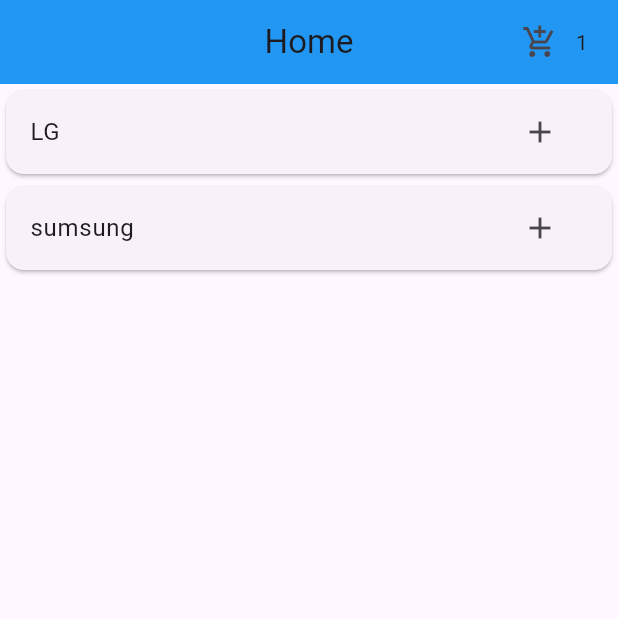
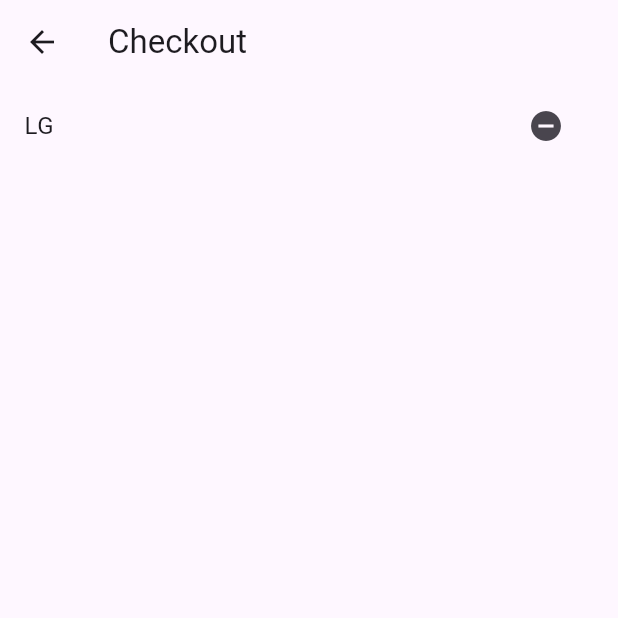
Before and after one commit to Salimboughanmi/cart-aplication_flutter, a Flutter app: the screen it shows after launch, after a tap on the "add" icon, after a tap on the "add shopping cart" icon, on a phone screen of 412 x 824 dp, the top half of it. Run offline on Flutter 3.47's test engine with Material 3 defaults, Android fonts, the phone set to English and light mode, and no system bars.

Commit message:
add prod to bascket buy

```diff
--- /dev/null
+++ b/lib/checkout.dart
@@ -0,0 +1,36 @@
+import 'package:cart_app_with_provider/model/cart.dart';
+import 'package:cart_app_with_provider/model/product.dart';
+import 'package:flutter/material.dart';
+import 'package:provider/provider.dart';
+
+class Checkout extends StatefulWidget {
+  const Checkout({super.key});
+
+  @override
+  State<Checkout> createState() => _CheckoutState();
+}
+
+class _CheckoutState extends State<Checkout> {
+  @override
+  Widget build(BuildContext context) {
+    return Scaffold(
+        appBar: AppBar(
+          title: Text("Checkout"),
+        ),
+        body: Consumer<Cart>(
+          builder: (context, cart, child) {
+            return ListView.builder(
+                itemCount: cart.basketItem.length,
+                itemBuilder: (context, i) {
+                  return ListTile(
+                    title: Text("${cart.basketItem[i].name}"),
+                    trailing: IconButton(
+                      onPressed: () {},
+                      icon: Icon(Icons.remove_circle),
+                    ),
+                  );
+                });
+          },
+        ));
+  }
+}
--- a/lib/home.dart
+++ b/lib/home.dart
@@ -1,3 +1,4 @@
+import 'package:cart_app_with_provider/checkout.dart';
 import 'package:cart_app_with_provider/model/cart.dart';
 import 'package:cart_app_with_provider/model/product.dart';
 import 'package:flutter/material.dart';
@@ -26,7 +27,13 @@
             Row(
               children: [
                 IconButton(
-                  onPressed: () {},
+                  onPressed: () {
+                    Navigator.of(context).push(
+                      MaterialPageRoute(builder: (context) {
+                        return Checkout();
+                      }),
+                    );
+                  },
                   icon: Icon(Icons.add_shopping_cart),
                 ),
                 Padding(
@@ -49,7 +56,7 @@
                   builder: (context, value, child) {
                     return ListTile(
                       title: Text("${products[i].name}"),
-                      //subtitle: (Text('${products[i].price}')),
+                      subtitle: (Text('${products[i].price}')),
                       trailing: IconButton(
                         icon: Icon(Icons.add),
                         onPressed: () {
--- a/lib/model/cart.dart
+++ b/lib/model/cart.dart
@@ -2,21 +2,25 @@
 import 'package:cart_app_with_provider/model/product.dart';
 
 class Cart with ChangeNotifier {
-  List<Product> _items = [];
+  List<Product> _item = [];
   double _price = 0;
   int quantity = 0;
 
   void addProduct(Product product) {
-    _items.add(product);
+    _item.add(product);
     _price += product.price;
     notifyListeners();
   }
 
   int get count {
-    return _items.length;
+    return _item.length;
   }
 
   double get price {
     return _price;
   }
+
+  List<Product> get basketItem {
+    return _item;
+  }
 }
```
